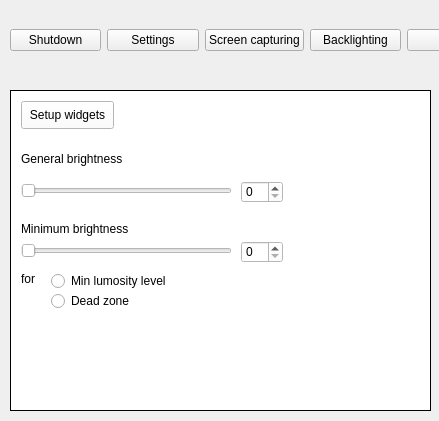
seergey/LPD, file Software/src/settingswindownew.ui: the form before one commit.
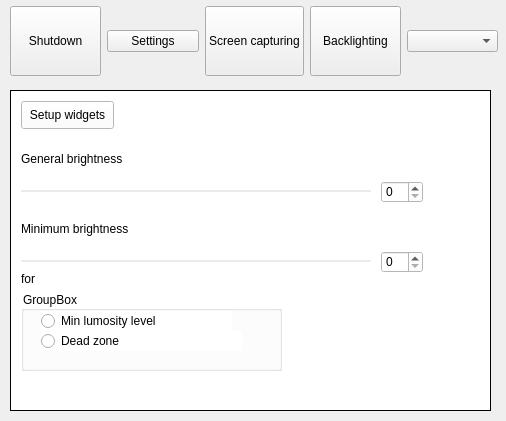
The form after the commit. The open tabs and pages were chosen to show the change. Custom widgets are drawn as their Qt base class.

```diff
--- a/Software/src/settingswindownew.ui
+++ b/Software/src/settingswindownew.ui
@@ -6,13 +6,34 @@
    <rect>
     <x>0</x>
     <y>0</y>
-    <width>439</width>
+    <width>506</width>
     <height>421</height>
    </rect>
   </property>
   <property name="windowTitle">
    <string>MainWindow</string>
   </property>
+  <property name="styleSheet">
+   <string notr="true">QSlider::groove:horizontal {
+	height:2px;
+	background-color:gray
+}
+
+QSlider::handle:horizontal {
+    height: 10px;
+    background: #949494;
+	width:8px;
+    margin: -9px; 
+}
+
+QSlider::add-page {
+    background: #e9eced;
+}
+
+QSlider::sub-page {
+    background: #6baef7;
+}</string>
+  </property>
   <widget class="QWidget" name="centralwidget">
    <widget class="QWidget" name="horizontalLayoutWidget">
     <property name="geometry">
@@ -20,12 +41,24 @@
       <x>10</x>
       <y>0</y>
       <width>488</width>
-      <height>80</height>
+      <height>82</height>
      </rect>
     </property>
     <layout class="QHBoxLayout" name="horizontalLayout">
      <item>
-      <widget class="QPushButton" name="pushButton_3">
+      <widget class="TogglableCustomButton" name="shutdownButton">
+       <property name="sizePolicy">
+        <sizepolicy hsizetype="Minimum" vsizetype="Maximum">
+         <horstretch>0</horstretch>
+         <verstretch>0</verstretch>
+        </sizepolicy>
+       </property>
+       <property name="minimumSize">
+        <size>
+         <width>0</width>
+         <height>70</height>
+        </size>
+       </property>
        <property name="text">
         <string>Shutdown</string>
        </property>
@@ -39,14 +72,26 @@
       </widget>
      </item>
      <item>
-      <widget class="QPushButton" name="pushButton_4">
+      <widget class="TogglableCustomButton" name="grabbing_settings_button">
+       <property name="minimumSize">
+        <size>
+         <width>0</width>
+         <height>70</height>
+        </size>
+       </property>
        <property name="text">
         <string>Screen capturing</string>
        </property>
       </widget>
      </item>
      <item>
-      <widget class="QPushButton" name="pushButton">
+      <widget class="TogglableCustomButton" name="backlightSettingsButton">
+       <property name="minimumSize">
+        <size>
+         <width>0</width>
+         <height>70</height>
+        </size>
+       </property>
        <property name="text">
         <string>Backlighting</string>
        </property>
@@ -62,7 +107,7 @@
      <rect>
       <x>10</x>
       <y>90</y>
-      <width>421</width>
+      <width>481</width>
       <height>321</height>
      </rect>
     </property>
@@ -128,9 +173,9 @@
       <property name="geometry">
        <rect>
         <x>10</x>
-        <y>90</y>
-        <width>211</width>
-        <height>19</height>
+        <y>80</y>
+        <width>350</width>
+        <height>40</height>
        </rect>
       </property>
       <property name="orientation">
@@ -142,8 +187,8 @@
        <rect>
         <x>10</x>
         <y>150</y>
-        <width>211</width>
-        <height>19</height>
+        <width>350</width>
+        <height>40</height>
        </rect>
       </property>
       <property name="orientation">
@@ -153,7 +198,7 @@
      <widget class="QSpinBox" name="spinBox_4">
       <property name="geometry">
        <rect>
-        <x>230</x>
+        <x>370</x>
         <y>90</y>
         <width>42</width>
         <height>22</height>
@@ -163,8 +208,8 @@
      <widget class="QSpinBox" name="spinBox_5">
       <property name="geometry">
        <rect>
-        <x>230</x>
-        <y>150</y>
+        <x>370</x>
+        <y>160</y>
         <width>42</width>
         <height>22</height>
        </rect>
@@ -183,31 +228,44 @@
        <string>for</string>
       </property>
      </widget>
-     <widget class="QRadioButton" name="radioButton">
+     <widget class="QGroupBox" name="groupBox">
       <property name="geometry">
        <rect>
-        <x>40</x>
-        <y>180</y>
-        <width>191</width>
-        <height>20</height>
-       </rect>
-      </property>
-      <property name="text">
-       <string>Min lumosity level</string>
-      </property>
-     </widget>
-     <widget class="QRadioButton" name="radioButton_2">
-      <property name="geometry">
-       <rect>
-        <x>40</x>
+        <x>10</x>
         <y>200</y>
-        <width>201</width>
-        <height>20</height>
+        <width>261</width>
+        <height>80</height>
        </rect>
       </property>
-      <property name="text">
-       <string>Dead zone</string>
+      <property name="title">
+       <string>GroupBox</string>
       </property>
+      <widget class="QRadioButton" name="min_brightness_type_dead_zone">
+       <property name="geometry">
+        <rect>
+         <x>20</x>
+         <y>40</y>
+         <width>201</width>
+         <height>20</height>
+        </rect>
+       </property>
+       <property name="text">
+        <string>Dead zone</string>
+       </property>
+      </widget>
+      <widget class="QRadioButton" name="min_brightness_type_lumosity">
+       <property name="geometry">
+        <rect>
+         <x>20</x>
+         <y>20</y>
+         <width>191</width>
+         <height>20</height>
+        </rect>
+       </property>
+       <property name="text">
+        <string>Min lumosity level</string>
+       </property>
+      </widget>
      </widget>
     </widget>
     <widget class="QWidget" name="page_3">
@@ -1173,6 +1231,11 @@
    <extends>QLabel</extends>
    <header>animatecolorlabel.h</header>
   </customwidget>
+  <customwidget>
+   <class>TogglableCustomButton</class>
+   <extends>QPushButton</extends>
+   <header>togglablecustombutton.h</header>
+  </customwidget>
  </customwidgets>
  <resources/>
  <connections/>
```
Left out of the diff: 163 changed lines with no effect on the pictures.
